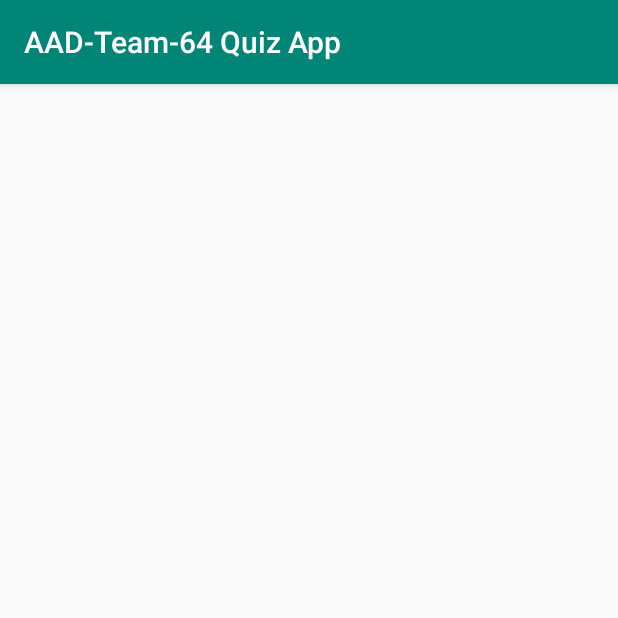
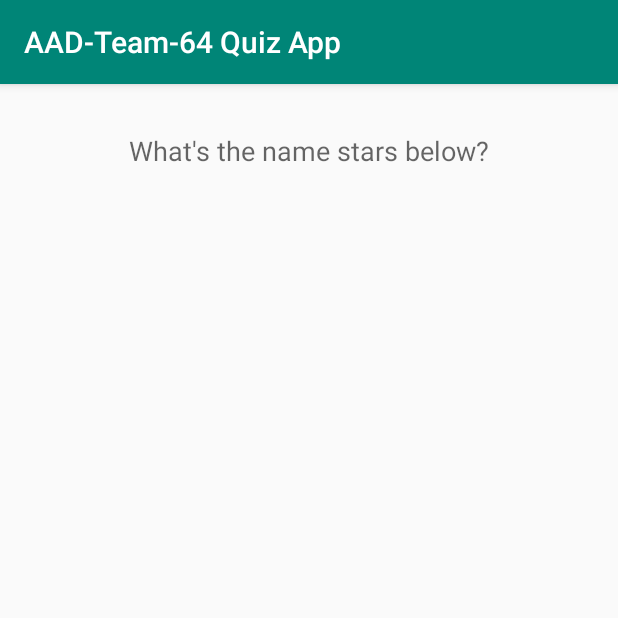
Before and after one commit to chimwemweshaba/aad-team-64-animation-challenge, an Android app: the FourthActivity screen opened directly, with no data from a screen before it, on a phone screen of 412 x 824 dp, the top half of it. Run offline under Robolectric (Android 15) with nearby library versions, the phone set to English and light mode, and no system bars.

Commit message:
Add question text view

```diff
--- a/app/src/main/res/layout/activity_fourth.xml
+++ b/app/src/main/res/layout/activity_fourth.xml
@@ -6,4 +6,14 @@
     android:layout_height="match_parent"
     tools:context=".FourthActivity">
 
+    <TextView
+        android:id="@+id/text_question"
+        android:layout_width="wrap_content"
+        android:layout_height="wrap_content"
+        android:layout_marginTop="32dp"
+        android:text="What's the name stars below?"
+        android:textAppearance="@style/TextAppearance.AppCompat.Medium"
+        app:layout_constraintEnd_toEndOf="parent"
+        app:layout_constraintStart_toStartOf="parent"
+        app:layout_constraintTop_toTopOf="parent" />
 </androidx.constraintlayout.widget.ConstraintLayout>
```
